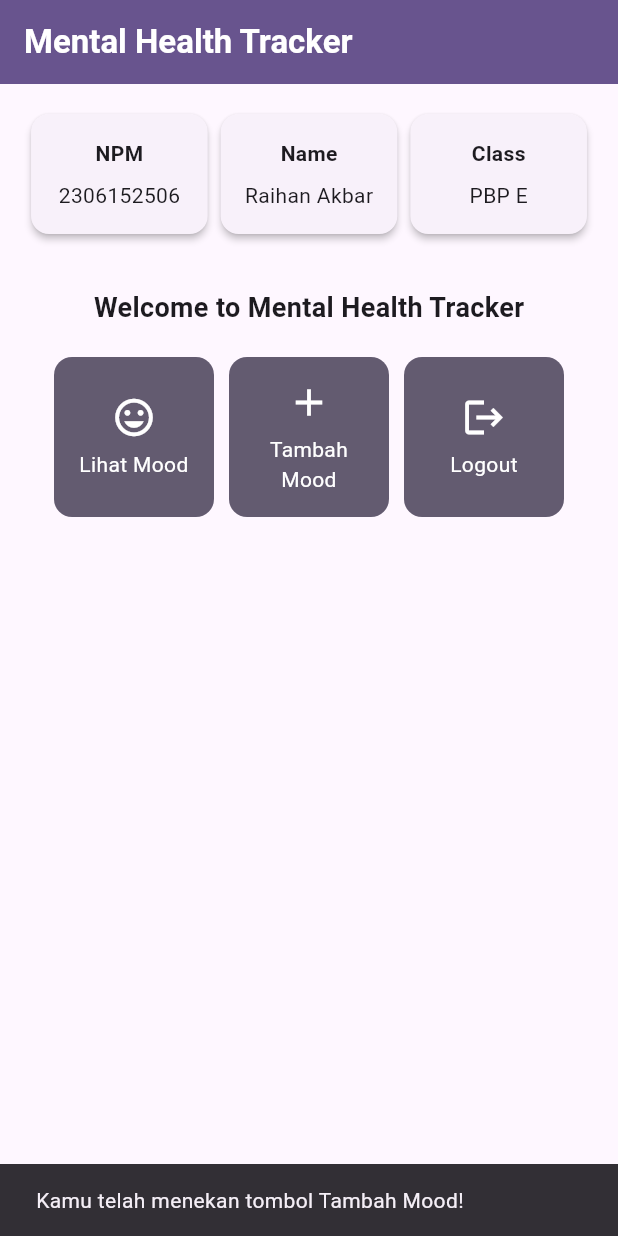
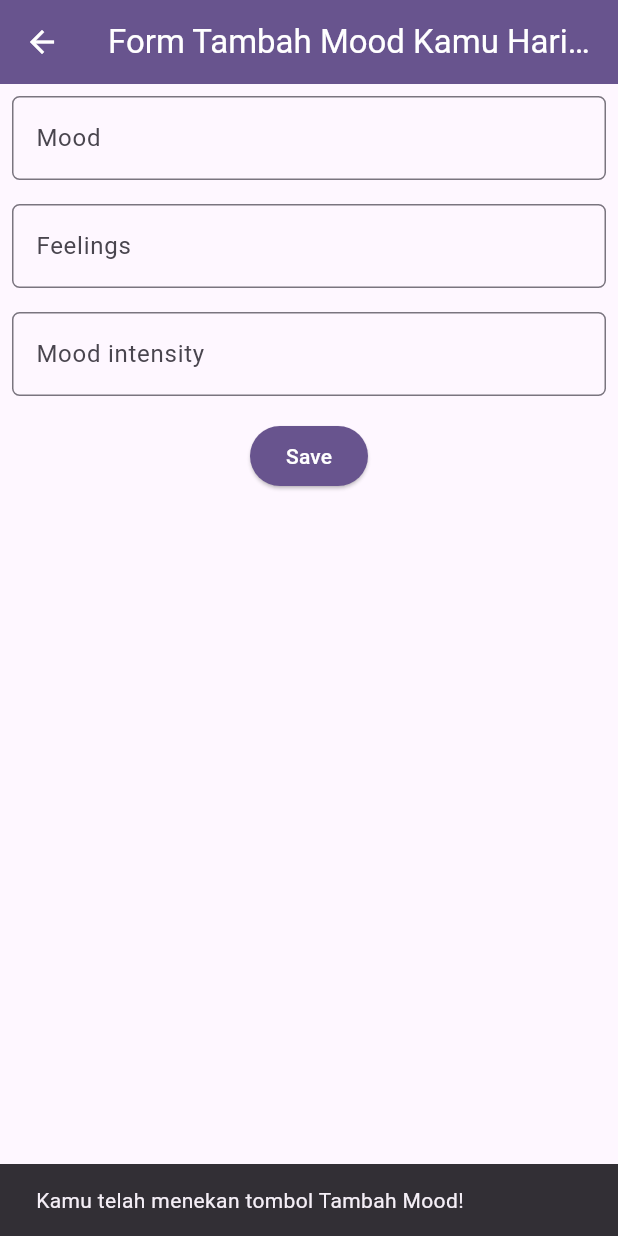
Before and after one commit to DaoistXuandu/mental_health_tracker, a Flutter app: the screen it shows after launch, after a tap on "Tambah Mood", on a phone screen of 412 x 824 dp. Run offline on Flutter 3.47's test engine with Material 3 defaults, Android fonts, the phone set to English and light mode, and no system bars.

Commit message:
assignment 7

```diff
--- a/lib/main.dart
+++ b/lib/main.dart
@@ -1,6 +1,5 @@
 import 'package:flutter/material.dart';
-import 'package:mental_health_tracker/menu.dart';
-
+import 'package:mental_health_tracker/screens/menu.dart';
 
 void main() {
   runApp(const MyApp());
--- a/lib/menu.dart
+++ /dev/null
@@ -1,191 +0,0 @@
-import 'package:flutter/material.dart';
-
-class MyHomePage extends StatelessWidget {
-    final String npm = '2306152506'; // NPM
-    final String name = 'Raihan Akbar'; // Nama
-    final String className = 'PBP E'; // Kelas
-
-    final List<ItemHomepage> items = [
-        ItemHomepage("Lihat Mood", Icons.mood),
-        ItemHomepage("Tambah Mood", Icons.add),
-        ItemHomepage("Logout", Icons.logout),
-    ];
-
-    MyHomePage({super.key});
-
-
-
-     @override
-    Widget build(BuildContext context) {
-        // Scaffold menyediakan struktur dasar halaman dengan AppBar dan body.
-        return Scaffold(
-        // AppBar adalah bagian atas halaman yang menampilkan judul.
-            appBar: AppBar(
-                // Judul aplikasi "Mental Health Tracker" dengan teks putih dan tebal.
-                title: const Text(
-                'Mental Health Tracker',
-                style: TextStyle(
-                    color: Colors.white,
-                    fontWeight: FontWeight.bold,
-                ),
-                ),
-                // Warna latar belakang AppBar diambil dari skema warna tema aplikasi.
-                backgroundColor: Theme.of(context).colorScheme.primary,
-            ),
-            // Body halaman dengan padding di sekelilingnya.
-            body: Padding(
-                padding: const EdgeInsets.all(16.0),
-                // Menyusun widget secara vertikal dalam sebuah kolom.
-                child: Column(
-                crossAxisAlignment: CrossAxisAlignment.center,
-                children: [
-                    // Row untuk menampilkan 3 InfoCard secara horizontal.
-                    Row(
-                    mainAxisAlignment: MainAxisAlignment.spaceEvenly,
-                    children: [
-                        InfoCard(title: 'NPM', content: npm),
-                        InfoCard(title: 'Name', content: name),
-                        InfoCard(title: 'Class', content: className),
-                    ],
-                    ),
-
-                    // Memberikan jarak vertikal 16 unit.
-                    const SizedBox(height: 16.0),
-
-                    // Menempatkan widget berikutnya di tengah halaman.
-                    Center(
-                    child: Column(
-                        // Menyusun teks dan grid item secara vertikal.
-
-                        children: [
-                        // Menampilkan teks sambutan dengan gaya tebal dan ukuran 18.
-                        const Padding(
-                            padding: EdgeInsets.only(top: 16.0),
-                            child: Text(
-                            'Welcome to Mental Health Tracker',
-                            style: TextStyle(
-                                fontWeight: FontWeight.bold,
-                                fontSize: 18.0,
-                            ),
-                            ),
-                        ),
-
-                        // Grid untuk menampilkan ItemCard dalam bentuk grid 3 kolom.
-                        GridView.count(
-                            primary: true,
-                            padding: const EdgeInsets.all(20),
-                            crossAxisSpacing: 10,
-                            mainAxisSpacing: 10,
-                            crossAxisCount: 3,
-                            // Agar grid menyesuaikan tinggi kontennya.
-                            shrinkWrap: true,
-
-                            // Menampilkan ItemCard untuk setiap item dalam list items.
-                            children: items.map((ItemHomepage item) {
-                            return ItemCard(item);
-                            }).toList(),
-                        ),
-                        ],
-                    ),
-                    ),
-                ],
-            ),
-        ),
-    );
-  }
-}
-
-class InfoCard extends StatelessWidget {
-  // Kartu informasi yang menampilkan title dan content.
-
-  final String title;  // Judul kartu.
-  final String content;  // Isi kartu.
-
-  const InfoCard({super.key, required this.title, required this.content});
-
-  @override
-  Widget build(BuildContext context) {
-    return Card(
-      // Membuat kotak kartu dengan bayangan dibawahnya.
-      elevation: 2.0,
-      child: Container(
-        // Mengatur ukuran dan jarak di dalam kartu.
-        width: MediaQuery.of(context).size.width / 3.5, // menyesuaikan dengan lebar device yang digunakan.
-        padding: const EdgeInsets.all(16.0),
-        // Menyusun title dan content secara vertikal.
-        child: Column(
-          children: [
-            Text(
-              title,
-              style: const TextStyle(fontWeight: FontWeight.bold),
-            ),
-            const SizedBox(height: 8.0),
-            Text(content),
-          ],
-        ),
-      ),
-    );
-  }
-}
-
-class ItemHomepage {
-    final String name;
-    final IconData icon;
-
-    ItemHomepage(this.name, this.icon);
-}
-
-
-class ItemCard extends StatelessWidget {
-  // Menampilkan kartu dengan ikon dan nama.
-
-  final ItemHomepage item;
-
-  const ItemCard(this.item, {super.key});
-
-  @override
-  Widget build(BuildContext context) {
-    return Material(
-      // Menentukan warna latar belakang dari tema aplikasi.
-      color: Theme.of(context).colorScheme.secondary,
-      // Membuat sudut kartu melengkung.
-      borderRadius: BorderRadius.circular(12),
-
-      child: InkWell(
-        // Aksi ketika kartu ditekan.
-        onTap: () {
-          // Menampilkan pesan SnackBar saat kartu ditekan.
-          ScaffoldMessenger.of(context)
-            ..hideCurrentSnackBar()
-            ..showSnackBar(
-              SnackBar(content: Text("Kamu telah menekan tombol ${item.name}!"))
-            );
-        },
-        // Container untuk menyimpan Icon dan Text
-        child: Container(
-          padding: const EdgeInsets.all(8),
-          child: Center(
-            child: Column(
-              // Menyusun ikon dan teks di tengah kartu.
-              mainAxisAlignment: MainAxisAlignment.center,
-              children: [
-                Icon(
-                  item.icon,
-                  color: Colors.white,
-                  size: 30.0,
-                ),
-                const Padding(padding: EdgeInsets.all(3)),
-                Text(
-                  item.name,
-                  textAlign: TextAlign.center,
-                  style: const TextStyle(color: Colors.white),
-                ),
-              ],
-            ),
-          ),
-        ),
-      ),
-    );
-  }
-
-}
--- /dev/null
+++ b/lib/screens/menu.dart
@@ -0,0 +1,134 @@
+import 'package:flutter/material.dart';
+import 'package:mental_health_tracker/screens/moodentry_form.dart';
+import 'package:mental_health_tracker/widgets/left_drawer.dart';
+import 'package:mental_health_tracker/widgets/mood_card.dart';
+
+class MyHomePage extends StatelessWidget {
+  final String npm = '2306152506'; // NPM
+  final String name = 'Raihan Akbar'; // Nama
+  final String className = 'PBP E'; // Kelas
+
+  final List<ItemHomepage> items = [
+    ItemHomepage("Lihat Mood", Icons.mood),
+    ItemHomepage("Tambah Mood", Icons.add),
+    ItemHomepage("Logout", Icons.logout),
+  ];
+
+  MyHomePage({super.key});
+
+  @override
+  Widget build(BuildContext context) {
+    // Scaffold menyediakan struktur dasar halaman dengan AppBar dan body.
+    return Scaffold(
+      // AppBar adalah bagian atas halaman yang menampilkan judul.
+      appBar: AppBar(
+        // Judul aplikasi "Mental Health Tracker" dengan teks putih dan tebal.
+        title: const Text(
+          'Mental Health Tracker',
+          style: TextStyle(
+            color: Colors.white,
+            fontWeight: FontWeight.bold,
+          ),
+        ),
+        iconTheme: const IconThemeData(color: Colors.white),
+        // Warna latar belakang AppBar diambil dari skema warna tema aplikasi.
+        backgroundColor: Theme.of(context).colorScheme.primary,
+      ),
+      // Masukkan drawer sebagai parameter nilai drawer dari widget Scaffold
+      drawer: const LeftDrawer(),
+      // Body halaman dengan padding di sekelilingnya.
+      body: Padding(
+        padding: const EdgeInsets.all(16.0),
+        // Menyusun widget secara vertikal dalam sebuah kolom.
+        child: Column(
+          crossAxisAlignment: CrossAxisAlignment.center,
+          children: [
+            // Row untuk menampilkan 3 InfoCard secara horizontal.
+            Row(
+              mainAxisAlignment: MainAxisAlignment.spaceEvenly,
+              children: [
+                InfoCard(title: 'NPM', content: npm),
+                InfoCard(title: 'Name', content: name),
+                InfoCard(title: 'Class', content: className),
+              ],
+            ),
+
+            // Memberikan jarak vertikal 16 unit.
+            const SizedBox(height: 16.0),
+
+            // Menempatkan widget berikutnya di tengah halaman.
+            Center(
+              child: Column(
+                // Menyusun teks dan grid item secara vertikal.
+
+                children: [
+                  // Menampilkan teks sambutan dengan gaya tebal dan ukuran 18.
+                  const Padding(
+                    padding: EdgeInsets.only(top: 16.0),
+                    child: Text(
+                      'Welcome to Mental Health Tracker',
+                      style: TextStyle(
+                        fontWeight: FontWeight.bold,
+                        fontSize: 18.0,
+                      ),
+                    ),
+                  ),
+
+                  // Grid untuk menampilkan ItemCard dalam bentuk grid 3 kolom.
+                  GridView.count(
+                    primary: true,
+                    padding: const EdgeInsets.all(20),
+                    crossAxisSpacing: 10,
+                    mainAxisSpacing: 10,
+                    crossAxisCount: 3,
+                    // Agar grid menyesuaikan tinggi kontennya.
+                    shrinkWrap: true,
+
+                    // Menampilkan ItemCard untuk setiap item dalam list items.
+                    children: items.map((ItemHomepage item) {
+                      return ItemCard(item);
+                    }).toList(),
+                  ),
+                ],
+              ),
+            ),
+          ],
+        ),
+      ),
+    );
+  }
+}
+
+class InfoCard extends StatelessWidget {
+  // Kartu informasi yang menampilkan title dan content.
+
+  final String title; // Judul kartu.
+  final String content; // Isi kartu.
+
+  const InfoCard({super.key, required this.title, required this.content});
+
+  @override
+  Widget build(BuildContext context) {
+    return Card(
+      // Membuat kotak kartu dengan bayangan dibawahnya.
+      elevation: 2.0,
+      child: Container(
+        // Mengatur ukuran dan jarak di dalam kartu.
+        width: MediaQuery.of(context).size.width /
+            3.5, // menyesuaikan dengan lebar device yang digunakan.
+        padding: const EdgeInsets.all(16.0),
+        // Menyusun title dan content secara vertikal.
+        child: Column(
+          children: [
+            Text(
+              title,
+              style: const TextStyle(fontWeight: FontWeight.bold),
+            ),
+            const SizedBox(height: 8.0),
+            Text(content),
+          ],
+        ),
+      ),
+    );
+  }
+}
--- /dev/null
+++ b/lib/screens/moodentry_form.dart
@@ -0,0 +1,161 @@
+import 'package:flutter/material.dart';
+// TODO: Impor drawer yang sudah dibuat sebelumnya
+import 'package:mental_health_tracker/widgets/left_drawer.dart';
+
+class MoodEntryFormPage extends StatefulWidget {
+  const MoodEntryFormPage({super.key});
+
+  @override
+  State<MoodEntryFormPage> createState() => _MoodEntryFormPageState();
+}
+
+class _MoodEntryFormPageState extends State<MoodEntryFormPage> {
+  final _formKey = GlobalKey<FormState>();
+  String _mood = "";
+  String _feelings = "";
+  int _moodIntensity = 0;
+
+  @override
+  Widget build(BuildContext context) {
+    return Scaffold(
+      appBar: AppBar(
+        title: const Center(
+          child: Text(
+            'Form Tambah Mood Kamu Hari ini',
+          ),
+        ),
+        backgroundColor: Theme.of(context).colorScheme.primary,
+        foregroundColor: Colors.white,
+      ),
+      // TODO: Tambahkan drawer yang sudah dibuat di sini
+      body: Form(
+        key: _formKey,
+        child: Column(
+          crossAxisAlignment: CrossAxisAlignment.start,
+          children: [
+            Padding(
+              padding: const EdgeInsets.all(8.0),
+              child: TextFormField(
+                decoration: InputDecoration(
+                  hintText: "Mood",
+                  labelText: "Mood",
+                  border: OutlineInputBorder(
+                    borderRadius: BorderRadius.circular(5.0),
+                  ),
+                ),
+                onChanged: (String? value) {
+                  setState(() {
+                    _mood = value!;
+                  });
+                },
+                validator: (String? value) {
+                  if (value == null || value.isEmpty) {
+                    return "Mood tidak boleh kosong!";
+                  }
+                  return null;
+                },
+              ),
+            ),
+            Padding(
+              padding: const EdgeInsets.all(8.0),
+              child: TextFormField(
+                decoration: InputDecoration(
+                  hintText: "Feelings",
+                  labelText: "Feelings",
+                  border: OutlineInputBorder(
+                    borderRadius: BorderRadius.circular(5.0),
+                  ),
+                ),
+                onChanged: (String? value) {
+                  setState(() {
+                    _feelings = value!;
+                  });
+                },
+                validator: (String? value) {
+                  if (value == null || value.isEmpty) {
+                    return "Feelings tidak boleh kosong!";
+                  }
+                  return null;
+                },
+              ),
+            ),
+            Padding(
+              padding: const EdgeInsets.all(8.0),
+              child: TextFormField(
+                decoration: InputDecoration(
+                  hintText: "Mood intensity",
+                  labelText: "Mood intensity",
+                  border: OutlineInputBorder(
+                    borderRadius: BorderRadius.circular(5.0),
+                  ),
+                ),
+                onChanged: (String? value) {
+                  setState(() {
+                    _moodIntensity = int.tryParse(value!) ?? 0;
+                  });
+                },
+                validator: (String? value) {
+                  if (value == null || value.isEmpty) {
+                    return "Mood intensity tidak boleh kosong!";
+                  }
+                  if (int.tryParse(value) == null) {
+                    return "Mood intensity harus berupa angka!";
+                  }
+                  return null;
+                },
+              ),
+            ),
+            Align(
+              alignment: Alignment.bottomCenter,
+              child: Padding(
+                padding: const EdgeInsets.all(8.0),
+                child: ElevatedButton(
+                  style: ButtonStyle(
+                    backgroundColor: WidgetStateProperty.all(
+                        Theme.of(context).colorScheme.primary),
+                  ),
+                  onPressed: () {
+                    if (_formKey.currentState!.validate()) {
+                      showDialog(
+                        context: context,
+                        builder: (context) {
+                          return AlertDialog(
+                            title: const Text('Mood berhasil tersimpan'),
+                            content: SingleChildScrollView(
+                              child: Column(
+                                crossAxisAlignment: CrossAxisAlignment.start,
+                                children: [
+                                  // TODO: Munculkan value-value lainnya
+                                  Text('Mood: $_mood'),
+                                  Text('Feeling: $_feelings'),
+                                  Text('Mood Intensity: $_moodIntensity'),
+                                ],
+                              ),
+                            ),
+                            actions: [
+                              TextButton(
+                                child: const Text('OK'),
+                                onPressed: () {
+                                  Navigator.pop(context);
+                                  _formKey.currentState!.reset();
+                                },
+                              ),
+                            ],
+                          );
+                        },
+                      );
+                    }
+                  },
+                  child: const Text(
+                    "Save",
+                    style: TextStyle(color: Colors.white),
+                  ),
+                ),
+              ),
+            ),
+          ],
+        ),
+      ),
+    );
+  }
+}
--- /dev/null
+++ b/lib/widgets/left_drawer.dart
@@ -0,0 +1,77 @@
+import 'package:flutter/material.dart';
+import 'package:mental_health_tracker/screens/menu.dart';
+// TODO: Impor halaman MoodEntryFormPage jika sudah dibuat
+import 'package:mental_health_tracker/screens/moodentry_form.dart';
+
+class LeftDrawer extends StatelessWidget {
+  const LeftDrawer({super.key});
+
+  @override
+  Widget build(BuildContext context) {
+    return Drawer(
+      child: ListView(
+        children: [
+          DrawerHeader(
+            // TODO: Bagian drawer header
+            decoration: BoxDecoration(
+              color: Theme.of(context).colorScheme.primary,
+            ),
+            child: const Column(
+              children: [
+                Text(
+                  'Mental Health Tracker',
+                  textAlign: TextAlign.center,
+                  style: TextStyle(
+                    fontSize: 24,
+                    fontWeight: FontWeight.bold,
+                    color: Colors.white,
+                  ),
+                ),
+                Padding(padding: EdgeInsets.all(8)),
+                Text(
+                  "Ayo jaga kesehatan mentalmu setiap hari disini!",
+                  // TODO: Tambahkan gaya teks dengan center alignment, font ukuran 15, warna putih, dan weight biasa
+                  textAlign: TextAlign.center, // Center alignment
+                  style: TextStyle(
+                    fontSize: 15, // Font size 15
+                    color: Colors.white, // White color
+                    fontWeight: FontWeight.normal, // Normal font weight
+                  ),
+                ),
+              ],
+            ),
+          ),
+          // TODO: Bagian routing
+          ListTile(
+            leading: const Icon(Icons.home_outlined),
+            title: const Text('Halaman Utama'),
+            // Bagian redirection ke MyHomePage
+            onTap: () {
+              Navigator.pushReplacement(
+                  context,
+                  MaterialPageRoute(
+                    builder: (context) => MyHomePage(),
+                  ));
+            },
+          ),
+          ListTile(
+            leading: const Icon(Icons.mood),
+            title: const Text('Tambah Mood'),
+            // Bagian redirection ke MoodEntryFormPage
+            onTap: () {
+              /*
+                TODO: Buatlah routing ke MoodEntryFormPage di sini,
+                setelah halaman MoodEntryFormPage sudah dibuat.
+                */
+              Navigator.pushReplacement(
+                  context,
+                  MaterialPageRoute(
+                    builder: (context) => MoodEntryFormPage(),
+                  ));
+            },
+          ),
+        ],
+      ),
+    );
+  }
+}
--- /dev/null
+++ b/lib/widgets/mood_card.dart
@@ -0,0 +1,70 @@
+import 'package:mental_health_tracker/screens/moodentry_form.dart';
+import 'package:flutter/material.dart';
+
+class ItemHomepage {
+  final String name;
+  final IconData icon;
+
+  ItemHomepage(this.name, this.icon);
+}
+
+class ItemCard extends StatelessWidget {
+  // Menampilkan kartu dengan ikon dan nama.
+
+  final ItemHomepage item;
+
+  const ItemCard(this.item, {super.key});
+
+  @override
+  Widget build(BuildContext context) {
+    return Material(
+      // Menentukan warna latar belakang dari tema aplikasi.
+      color: Theme.of(context).colorScheme.secondary,
+      // Membuat sudut kartu melengkung.
+      borderRadius: BorderRadius.circular(12),
+
+      child: InkWell(
+        // Aksi ketika kartu ditekan.
+        onTap: () {
+          // Menampilkan pesan SnackBar saat kartu ditekan.
+          ScaffoldMessenger.of(context)
+            ..hideCurrentSnackBar()
+            ..showSnackBar(SnackBar(
+                content: Text("Kamu telah menekan tombol ${item.name}!")));
+
+          // Navigate ke route yang sesuai (tergantung jenis tombol)
+          if (item.name == "Tambah Mood") {
+            // TODO: Gunakan Navigator.push untuk melakukan navigasi ke MaterialPageRoute yang mencakup MoodEntryFormPage.
+            Navigator.push(
+                context,
+                MaterialPageRoute(
+                    builder: (context) => const MoodEntryFormPage()));
+          }
+        },
+        // Container untuk menyimpan Icon dan Text
+        child: Container(
+          padding: const EdgeInsets.all(8),
+          child: Center(
+            child: Column(
+              // Menyusun ikon dan teks di tengah kartu.
+              mainAxisAlignment: MainAxisAlignment.center,
+              children: [
+                Icon(
+                  item.icon,
+                  color: Colors.white,
+                  size: 30.0,
+                ),
+                const Padding(padding: EdgeInsets.all(3)),
+                Text(
+                  item.name,
+                  textAlign: TextAlign.center,
+                  style: const TextStyle(color: Colors.white),
+                ),
+              ],
+            ),
+          ),
+        ),
+      ),
+    );
+  }
+}
```
